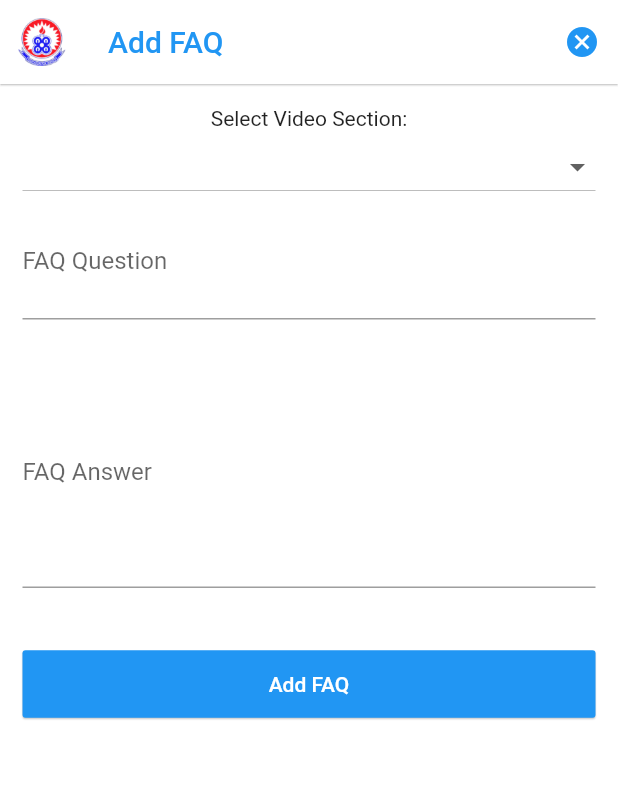
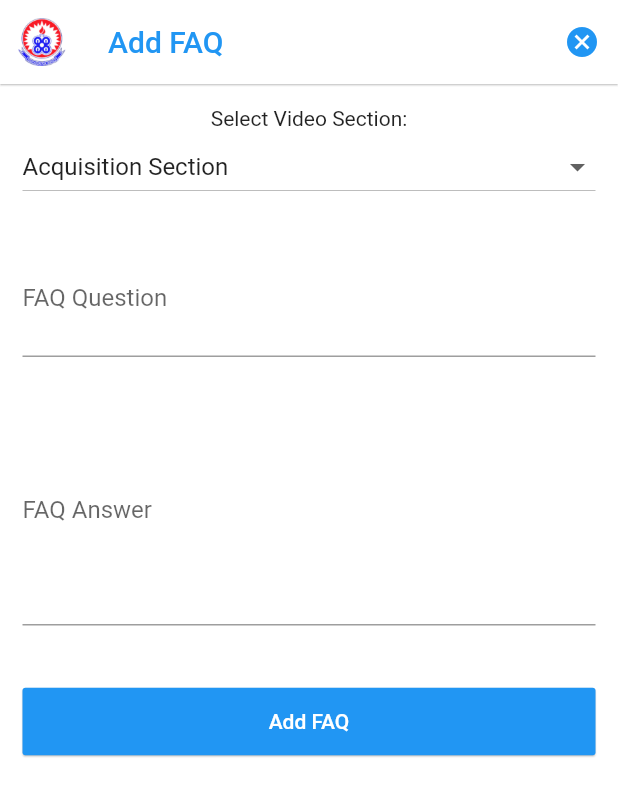
Before and after one commit to majestyjnr/LOAAdmin, a Flutter app: the AddFaq screen opened directly, on a phone screen of 412 x 824 dp. Shown: the top 796 px of the screen. Run offline on Flutter 3.47's test engine with Material 2 defaults, Android fonts, the phone set to English and light mode, and no system bars; our stand-ins replace cloud_firestore, firebase_auth, firebase_core, firebase_storage, flick_video_player, flutter_slidable and 5 more; missing offline and left inert: nuts_activity_indicator, sweetalert; accounts and stored records are empty.

Commit message:
Commit Updates

```diff
--- a/LOAAdmin/lib/screens/dashboard/AddFaq.dart
+++ b/LOAAdmin/lib/screens/dashboard/AddFaq.dart
@@ -17,7 +17,7 @@ class _AddFaqState extends State<AddFaq> {
   bool isLoading = false;
   bool _isquestionValidate = false;
   bool _isanswerValidate = false;
-  String dropdownValue = 'Acquistion Section';
+  String dropdownValue = 'Acquisition Section';
 
   @override
   Widget build(BuildContext context) {
@@ -83,16 +83,20 @@ class _AddFaqState extends State<AddFaq> {
                   });
                 },
               ),
+              SizedBox(
+                height: 25,
+              ),
               TextField(
                 minLines: 2,
                 keyboardType: TextInputType.multiline,
                 maxLines: null,
                 controller: _faqQuestion,
                 decoration: InputDecoration(
-                    labelText: 'FAQ Question',
-                    errorText: _isquestionValidate
-                        ? 'Question field must be filled out'
-                        : null),
+                  labelText: 'FAQ Question',
+                  errorText: _isquestionValidate
+                      ? 'Question field must be filled out'
+                      : null,
+                ),
               ),
               SizedBox(
                 height: 25,
```
